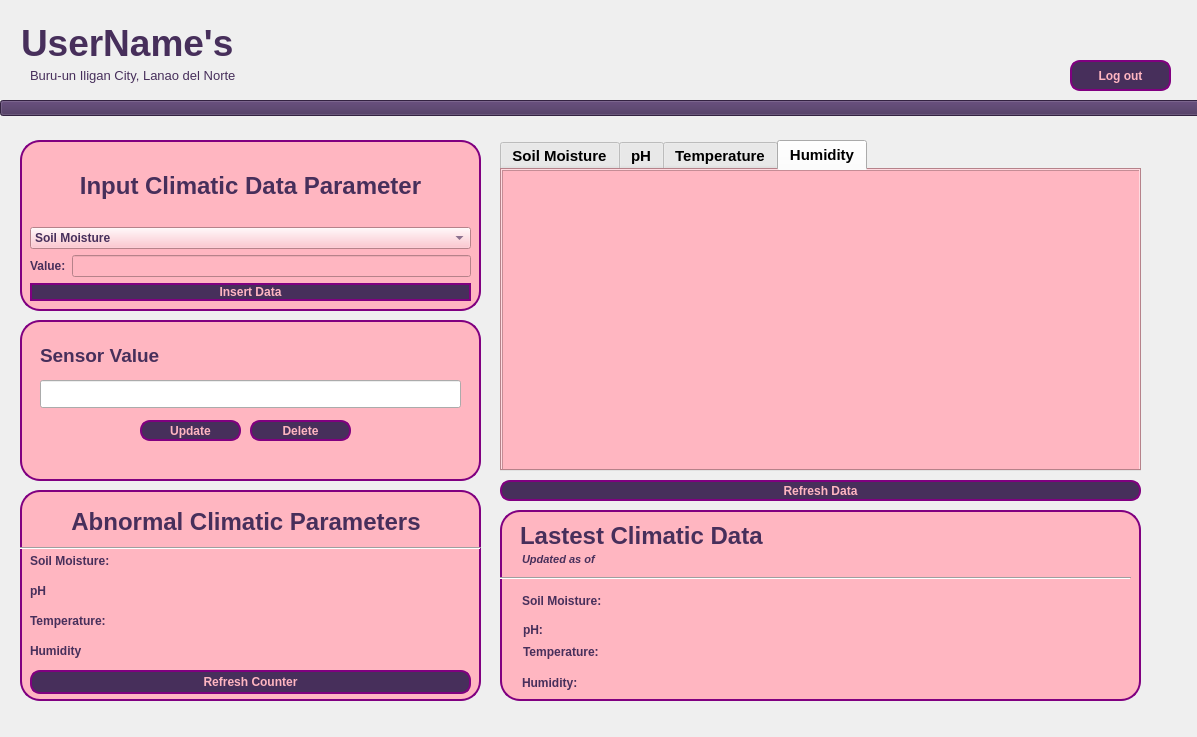
This is mainpage.ui in ShaniceReih/Vertanom-final as Qt 5 draws it before an edit. The edited form follows.
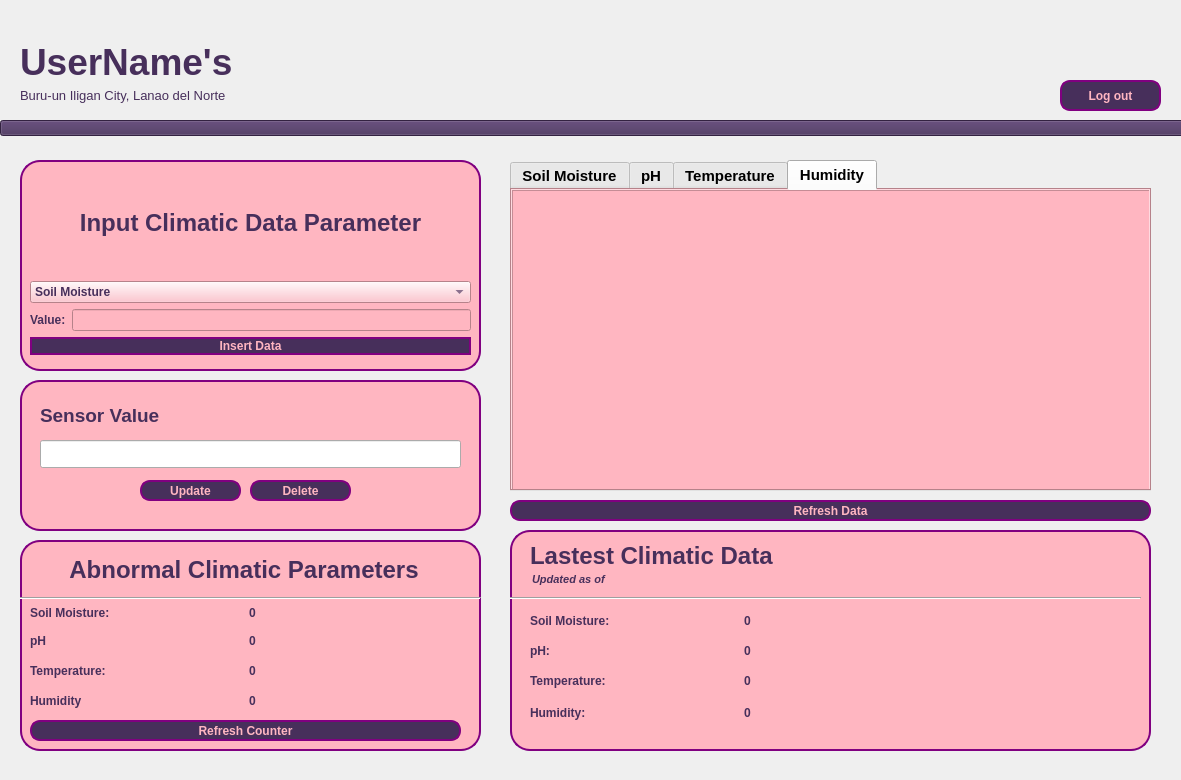
This is the edited form. The open tabs and pages were chosen to show the change. Icons and pictures are not drawn.

The edit to the form file:
```diff
--- a/mainpage.ui
+++ b/mainpage.ui
@@ -6,8 +6,8 @@
    <rect>
     <x>0</x>
     <y>0</y>
-    <width>1197</width>
-    <height>737</height>
+    <width>1181</width>
+    <height>780</height>
    </rect>
   </property>
   <property name="font">
@@ -27,8 +27,8 @@
    <widget class="QLabel" name="FIRSTNAME">
     <property name="geometry">
      <rect>
-      <x>21</x>
-      <y>11</y>
+      <x>20</x>
+      <y>30</y>
       <width>521</width>
       <height>63</height>
      </rect>
@@ -51,8 +51,8 @@
    <widget class="QLabel" name="addRess">
     <property name="geometry">
      <rect>
-      <x>30</x>
-      <y>60</y>
+      <x>20</x>
+      <y>80</y>
       <width>321</width>
       <height>31</height>
      </rect>
@@ -74,8 +74,8 @@
    <widget class="QTabWidget" name="tabWidget">
     <property name="geometry">
      <rect>
-      <x>500</x>
-      <y>140</y>
+      <x>510</x>
+      <y>160</y>
       <width>641</width>
       <height>331</height>
      </rect>
@@ -190,8 +190,8 @@
    <widget class="QPushButton" name="reshData">
     <property name="geometry">
      <rect>
-      <x>500</x>
-      <y>480</y>
+      <x>510</x>
+      <y>500</y>
       <width>641</width>
       <height>21</height>
      </rect>
@@ -213,10 +213,10 @@
    <widget class="QGroupBox" name="groupBox">
     <property name="geometry">
      <rect>
-      <x>500</x>
-      <y>510</y>
+      <x>510</x>
+      <y>530</y>
       <width>641</width>
-      <height>191</height>
+      <height>221</height>
      </rect>
     </property>
     <property name="styleSheet">
@@ -257,7 +257,7 @@
     <widget class="QWidget" name="layoutWidget">
      <property name="geometry">
       <rect>
-       <x>22</x>
+       <x>20</x>
        <y>80</y>
        <width>421</width>
        <height>22</height>
@@ -298,7 +298,7 @@
 }</string>
         </property>
         <property name="text">
-         <string> &lt;value&gt;</string>
+         <string>0</string>
         </property>
        </widget>
       </item>
@@ -307,8 +307,8 @@
     <widget class="QWidget" name="layoutWidget">
      <property name="geometry">
       <rect>
-       <x>22</x>
-       <y>160</y>
+       <x>20</x>
+       <y>170</y>
        <width>421</width>
        <height>26</height>
       </rect>
@@ -348,7 +348,7 @@
 }</string>
         </property>
         <property name="text">
-         <string> &lt;value&gt;</string>
+         <string>0</string>
         </property>
        </widget>
       </item>
@@ -357,8 +357,8 @@
     <widget class="QWidget" name="layoutWidget">
      <property name="geometry">
       <rect>
-       <x>23</x>
-       <y>131</y>
+       <x>20</x>
+       <y>140</y>
        <width>421</width>
        <height>22</height>
       </rect>
@@ -398,7 +398,7 @@
 }</string>
         </property>
         <property name="text">
-         <string>&lt;value&gt;</string>
+         <string>0</string>
         </property>
        </widget>
       </item>
@@ -407,8 +407,8 @@
     <widget class="QWidget" name="layoutWidget">
      <property name="geometry">
       <rect>
-       <x>23</x>
-       <y>109</y>
+       <x>20</x>
+       <y>110</y>
        <width>421</width>
        <height>22</height>
       </rect>
@@ -448,7 +448,7 @@
 }</string>
         </property>
         <property name="text">
-         <string> &lt;value&gt;</string>
+         <string>0</string>
         </property>
        </widget>
       </item>
@@ -527,7 +527,7 @@
     <property name="geometry">
      <rect>
       <x>20</x>
-      <y>490</y>
+      <y>540</y>
       <width>461</width>
       <height>211</height>
      </rect>
@@ -559,29 +559,6 @@
       <enum>Qt::Horizontal</enum>
      </property>
     </widget>
-    <widget class="QPushButton" name="reshCounter">
-     <property name="geometry">
-      <rect>
-       <x>10</x>
-       <y>180</y>
-       <width>441</width>
-       <height>24</height>
-      </rect>
-     </property>
-     <property name="styleSheet">
-      <string notr="true">QPushButton{
-color: #FFB6C1;
-background-color: #472F5B;
-font-weight: bold;
- border: 2px solid rgb(37, 39,48);
-   border-radius: 10px;
-   border-color: #800080;
-}</string>
-     </property>
-     <property name="text">
-      <string>Refresh Counter</string>
-     </property>
-    </widget>
     <widget class="QWidget" name="layoutWidget">
      <property name="geometry">
       <rect>
@@ -617,7 +594,7 @@
 }</string>
         </property>
         <property name="text">
-         <string>&lt;value&gt;</string>
+         <string>0</string>
         </property>
         <property name="alignment">
          <set>Qt::AlignLeading|Qt::AlignLeft|Qt::AlignVCenter</set>
@@ -629,8 +606,8 @@
     <widget class="QLabel" name="label_5">
      <property name="geometry">
       <rect>
-       <x>12</x>
-       <y>12</y>
+       <x>10</x>
+       <y>10</y>
        <width>428</width>
        <height>40</height>
       </rect>
@@ -688,7 +665,7 @@
 }</string>
         </property>
         <property name="text">
-         <string>&lt;value&gt;</string>
+         <string>0</string>
         </property>
         <property name="alignment">
          <set>Qt::AlignLeading|Qt::AlignLeft|Qt::AlignVCenter</set>
@@ -732,7 +709,7 @@
 }</string>
         </property>
         <property name="text">
-         <string>&lt;value&gt;</string>
+         <string>0</string>
         </property>
         <property name="alignment">
          <set>Qt::AlignLeading|Qt::AlignLeft|Qt::AlignVCenter</set>
@@ -747,7 +724,7 @@
        <x>10</x>
        <y>60</y>
        <width>431</width>
-       <height>22</height>
+       <height>26</height>
       </rect>
      </property>
      <layout class="QHBoxLayout" name="horizontalLayout_2">
@@ -776,7 +753,7 @@
 }</string>
         </property>
         <property name="text">
-         <string>&lt;value&gt;</string>
+         <string>0</string>
         </property>
         <property name="alignment">
          <set>Qt::AlignLeading|Qt::AlignLeft|Qt::AlignVCenter</set>
@@ -785,14 +762,40 @@
       </item>
      </layout>
     </widget>
+    <widget class="QPushButton" name="reshCounter">
+     <property name="geometry">
+      <rect>
+       <x>10</x>
+       <y>180</y>
+       <width>431</width>
+       <height>21</height>
+      </rect>
+     </property>
+     <property name="styleSheet">
+      <string notr="true">QPushButton{
+color: #FFB6C1;
+background-color: #472F5B;
+font-weight: bold;
+ border: 2px solid rgb(37, 39,48);
+   border-radius: 10px;
+   border-color: #800080;
+}</string>
+     </property>
+     <property name="text">
+      <string>Refresh Counter</string>
+     </property>
+     <property name="flat">
+      <bool>true</bool>
+     </property>
+    </widget>
    </widget>
    <widget class="QGroupBox" name="groupBox_3">
     <property name="geometry">
      <rect>
       <x>20</x>
-      <y>140</y>
+      <y>160</y>
       <width>461</width>
-      <height>171</height>
+      <height>211</height>
      </rect>
     </property>
     <property name="styleSheet">
@@ -812,7 +815,7 @@
        <x>10</x>
        <y>10</y>
        <width>441</width>
-       <height>151</height>
+       <height>185</height>
       </rect>
      </property>
      <layout class="QVBoxLayout" name="verticalLayout_3">
@@ -929,9 +932,9 @@
     <property name="geometry">
      <rect>
       <x>20</x>
-      <y>320</y>
+      <y>380</y>
       <width>461</width>
-      <height>161</height>
+      <height>151</height>
      </rect>
     </property>
     <property name="styleSheet">
@@ -1025,12 +1028,41 @@
       <string>Delete</string>
      </property>
     </widget>
+    <widget class="QPushButton" name="climaticCondition">
+     <property name="geometry">
+      <rect>
+       <x>390</x>
+       <y>20</y>
+       <width>61</width>
+       <height>31</height>
+      </rect>
+     </property>
+     <property name="styleSheet">
+      <string notr="true"/>
+     </property>
+     <property name="text">
+      <string/>
+     </property>
+     <property name="icon">
+      <iconset resource="resource.qrc">
+       <normaloff>:/images/images/sensors.png</normaloff>:/images/images/sensors.png</iconset>
+     </property>
+     <property name="iconSize">
+      <size>
+       <width>35</width>
+       <height>35</height>
+      </size>
+     </property>
+     <property name="flat">
+      <bool>true</bool>
+     </property>
+    </widget>
    </widget>
    <widget class="QPushButton" name="logoutButton">
     <property name="geometry">
      <rect>
-      <x>1070</x>
-      <y>60</y>
+      <x>1060</x>
+      <y>80</y>
       <width>101</width>
       <height>31</height>
      </rect>
@@ -1052,8 +1084,8 @@
    <widget class="QWidget" name="layoutWidget">
     <property name="geometry">
      <rect>
-      <x>950</x>
-      <y>50</y>
+      <x>940</x>
+      <y>70</y>
       <width>105</width>
       <height>46</height>
      </rect>
@@ -1105,7 +1137,7 @@
     <property name="geometry">
      <rect>
       <x>560</x>
-      <y>0</y>
+      <y>20</y>
       <width>91</width>
       <height>91</height>
      </rect>
@@ -1124,7 +1156,7 @@
     <property name="geometry">
      <rect>
       <x>0</x>
-      <y>100</y>
+      <y>120</y>
       <width>1201</width>
       <height>16</height>
      </rect>
```
Left out of the diff: 4 changed lines with no effect on the pictures.
